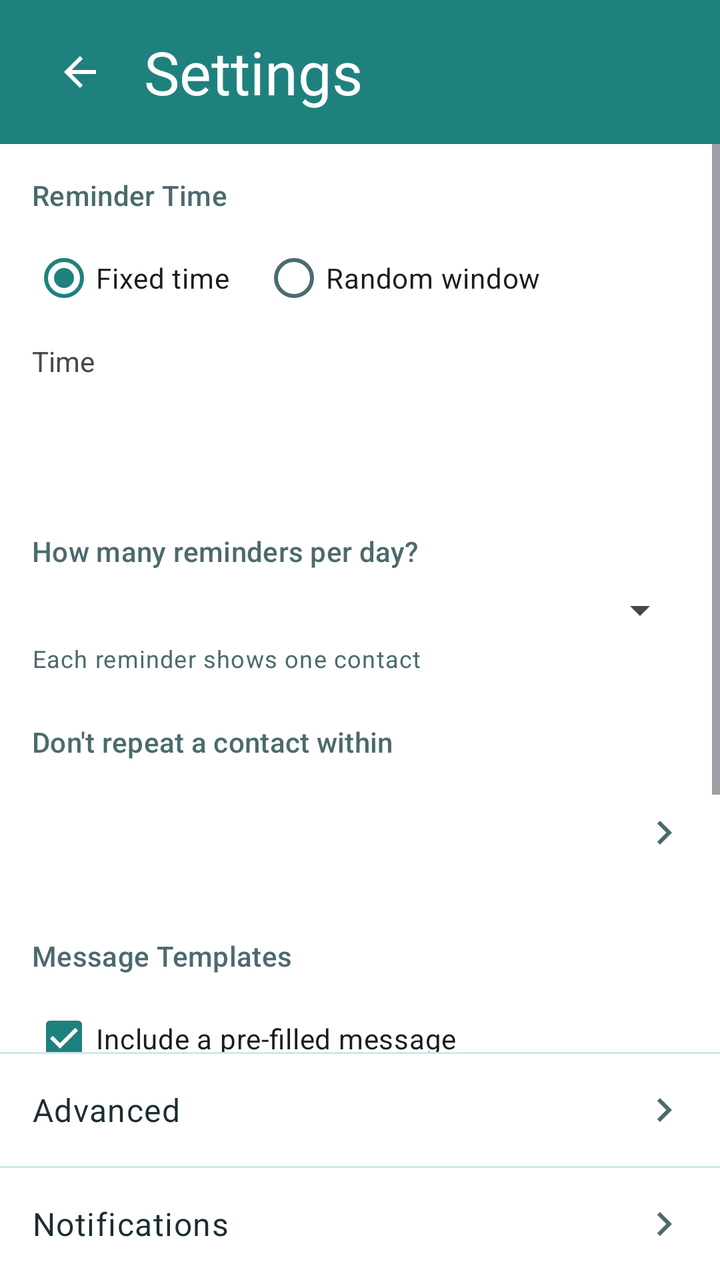
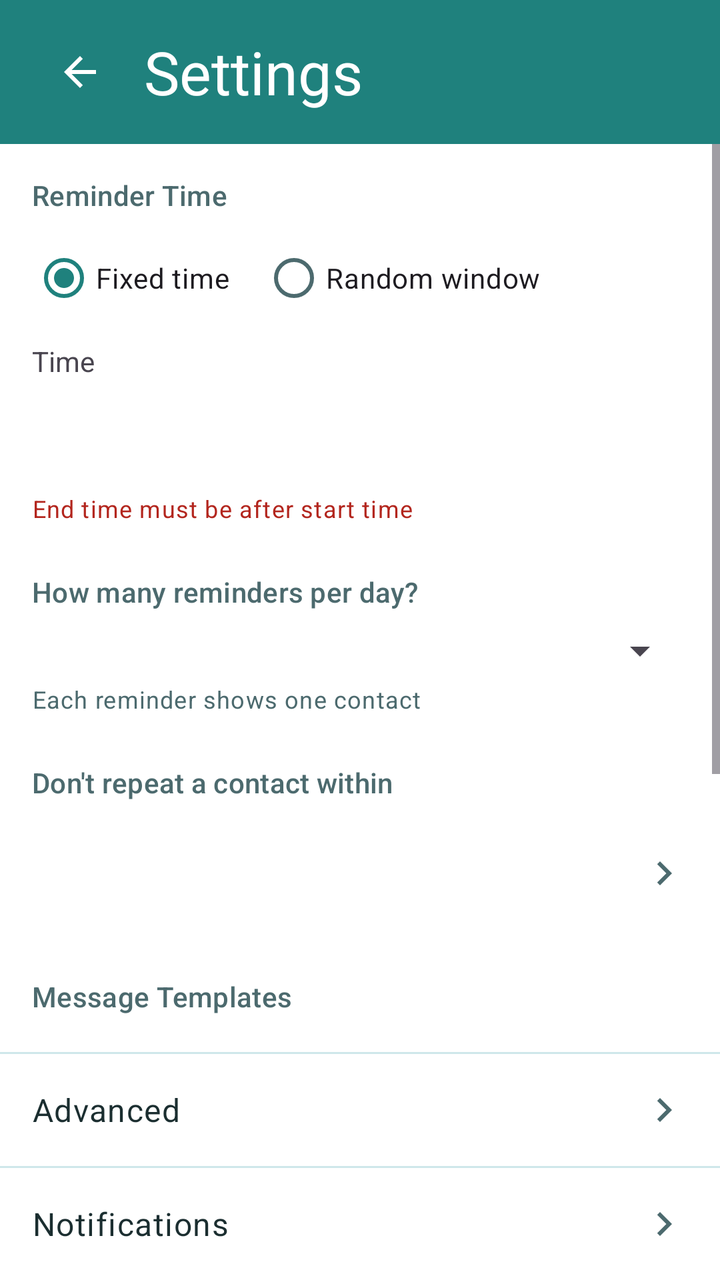

Two renders of the same Android screen: before a commit and after it. Below are the layout's source before the change and the commit's diff.
<!-- AndroidManifest.xml: application theme Theme.FriendMinder -->
<!-- res/layout/fragment_settings.xml -->
<?xml version="1.0" encoding="utf-8"?>
<FrameLayout xmlns:android="http://schemas.android.com/apk/res/android"
    xmlns:app="http://schemas.android.com/apk/res-auto"
    android:layout_width="match_parent"
    android:layout_height="match_parent">

    <LinearLayout
        android:layout_width="match_parent"
        android:layout_height="match_parent"
        android:orientation="vertical">

        
        <LinearLayout
            android:id="@+id/headerContainer"
            android:layout_width="match_parent"
            android:layout_height="wrap_content"
            android:orientation="vertical"
            android:background="@color/fm_header">

            <View
                android:id="@+id/statusBarSpacer"
                android:layout_width="match_parent"
                android:layout_height="0dp" />

            <FrameLayout
                android:layout_width="match_parent"
                android:layout_height="@dimen/fm_home_header_height">

                <ImageButton
                    android:id="@+id/backButton"
                    android:layout_width="48dp"
                    android:layout_height="48dp"
                    android:layout_gravity="start|center_vertical"
                    android:layout_marginStart="16dp"
                    android:padding="12dp"
                    android:background="?attr/selectableItemBackgroundBorderless"
                    android:src="@drawable/ic_arrow_back"
                    app:tint="@color/fm_on_primary"
                    android:contentDescription="@string/content_desc_back" />

                <TextView
                    android:id="@+id/headerTitle"
                    android:layout_width="wrap_content"
                    android:layout_height="wrap_content"
                    android:layout_gravity="start|center_vertical"
                    android:layout_marginStart="72dp"
                    android:layout_marginEnd="@dimen/fm_space_6"
                    android:text="@string/title_settings"
                    android:textColor="@color/fm_on_primary"
                    android:textSize="@dimen/fm_header_title_size"
                    android:maxLines="1"
                    android:ellipsize="end" />
            </FrameLayout>
        </LinearLayout>

        <ScrollView
            android:layout_width="match_parent"
            android:layout_height="0dp"
            android:layout_weight="1">

            <LinearLayout
                android:layout_width="match_parent"
                android:layout_height="wrap_content"
                android:orientation="vertical"
                android:paddingStart="16dp"
                android:paddingEnd="16dp"
                android:paddingTop="16dp"
                android:paddingBottom="16dp">

                
                <TextView
                    style="?attr/textAppearanceTitleSmall"
                    android:layout_width="wrap_content"
                    android:layout_height="wrap_content"
                    android:textColor="?attr/colorOnSurfaceVariant"
                    android:text="@string/label_reminder_time" />

                <RadioGroup
                    android:id="@+id/timeModeGroup"
                    android:layout_width="match_parent"
                    android:layout_height="wrap_content"
                    android:orientation="horizontal"
                    android:layout_marginTop="8dp">

                    <RadioButton
                        android:id="@+id/fixedTimeRadio"
                        android:layout_width="wrap_content"
                        android:layout_height="wrap_content"
                        android:text="@string/option_fixed_time"
                        android:checked="true" />

                    <RadioButton
                        android:id="@+id/randomWindowRadio"
                        android:layout_width="wrap_content"
                        android:layout_height="wrap_content"
                        android:layout_marginStart="16dp"
                        android:text="@string/option_random_window" />
                </RadioGroup>

                <LinearLayout
                    android:id="@+id/fixedTimeGroup"
                    android:layout_width="match_parent"
                    android:layout_height="wrap_content"
                    android:orientation="vertical"
                    android:layout_marginTop="8dp">

                    <TextView
                        android:layout_width="wrap_content"
                        android:layout_height="wrap_content"
                        android:text="@string/label_time" />

                    <Button
                        android:id="@+id/fixedTimeButton"
                        style="@style/Widget.Material3.Button.OutlinedButton"
                        android:layout_width="wrap_content"
                        android:layout_height="wrap_content"
                        android:layout_marginTop="4dp" />
                </LinearLayout>

                <LinearLayout
                    android:id="@+id/randomWindowGroup"
                    android:layout_width="match_parent"
                    android:layout_height="wrap_content"
                    android:orientation="horizontal"
                    android:layout_marginTop="8dp"
                    android:visibility="gone">

                    <LinearLayout
                        android:layout_width="0dp"
                        android:layout_height="wrap_content"
                        android:layout_weight="1"
                        android:orientation="vertical">

                        <TextView
                            android:layout_width="wrap_content"
                            android:layout_height="wrap_content"
                            android:text="@string/label_from" />

                        <Button
                            android:id="@+id/randomFromButton"
                            style="@style/Widget.Material3.Button.OutlinedButton"
                            android:layout_width="wrap_content"
                            android:layout_height="wrap_content"
                            android:layout_marginTop="4dp" />
                    </LinearLayout>

                    <LinearLayout
                        android:layout_width="0dp"
                        android:layout_height="wrap_content"
                        android:layout_weight="1"
                        android:orientation="vertical"
                        android:layout_marginStart="16dp">

                        <TextView
                            android:layout_width="wrap_content"
                            android:layout_height="wrap_content"
                            android:text="@string/label_to" />

                        <Button
                            android:id="@+id/randomToButton"
                            style="@style/Widget.Material3.Button.OutlinedButton"
                            android:layout_width="wrap_content"
                            android:layout_height="wrap_content"
                            android:layout_marginTop="4dp" />
                    </LinearLayout>
                </LinearLayout>

                <TextView
                    android:id="@+id/timeRangeErrorText"
                    android:layout_width="match_parent"
                    android:layout_height="wrap_content"
                    android:layout_marginTop="4dp"
                    android:text="@string/error_end_before_start"
                    android:textColor="?attr/colorError"
                    android:textAppearance="?attr/textAppearanceBodySmall"
                    android:visibility="gone" />

                
                <TextView
                    style="?attr/textAppearanceTitleSmall"
                    android:layout_width="wrap_content"
                    android:layout_height="wrap_content"
                    android:textColor="?attr/colorOnSurfaceVariant"
                    android:layout_marginTop="24dp"
                    android:text="@string/label_contacts_per_day" />

                <Spinner
                    android:id="@+id/contactsPerDaySpinner"
                    android:layout_width="match_parent"
                    android:layout_height="wrap_content"
                    android:layout_marginTop="8dp" />

                <TextView
                    android:layout_width="wrap_content"
                    android:layout_height="wrap_content"
                    android:layout_marginTop="4dp"
                    android:text="@string/helper_contacts_per_day"
                    android:textColor="?attr/colorOnSurfaceVariant"
                    android:textAppearance="?attr/textAppearanceBodySmall" />

                
                <TextView
                    style="?attr/textAppearanceTitleSmall"
                    android:layout_width="wrap_content"
                    android:layout_height="wrap_content"
                    android:textColor="?attr/colorOnSurfaceVariant"
                    android:layout_marginTop="24dp"
                    android:text="@string/label_cooldown" />

                <LinearLayout
                    android:id="@+id/cooldownRow"
                    android:layout_width="match_parent"
                    android:layout_height="56dp"
                    android:layout_marginTop="8dp"
                    android:orientation="horizontal"
                    android:gravity="center_vertical"
                    android:background="@drawable/bg_home_row_ripple"
                    android:clickable="true"
                    android:focusable="true">

                    <TextView
                        android:id="@+id/cooldownValue"
                        android:layout_width="0dp"
                        android:layout_height="wrap_content"
                        android:layout_weight="1"
                        android:textSize="17sp"
                        android:textColor="@color/fm_ink" />

                    <ImageView
                        android:layout_width="24dp"
                        android:layout_height="24dp"
                        android:src="@drawable/ic_chevron_right"
                        android:importantForAccessibility="no" />
                </LinearLayout>

                
                <TextView
                    style="?attr/textAppearanceTitleSmall"
                    android:layout_width="wrap_content"
                    android:layout_height="wrap_content"
                    android:textColor="?attr/colorOnSurfaceVariant"
                    android:layout_marginTop="24dp"
                    android:text="@string/label_message_templates" />

                <CheckBox
                    android:id="@+id/includeMessageCheckbox"
                    android:layout_width="wrap_content"
                    android:layout_height="wrap_content"
                    android:layout_marginTop="8dp"
                    android:checked="true"
                    android:text="@string/checkbox_include_message" />

                <com.google.android.material.textfield.TextInputLayout
                    style="@style/Widget.Material3.TextInputLayout.OutlinedBox"
                    android:layout_width="match_parent"
                    android:layout_height="wrap_content"
                    android:layout_marginTop="8dp"
                    android:hint="@string/hint_message_templates">

                    <com.google.android.material.textfield.TextInputEditText
                        android:id="@+id/messageTemplateInput"
                        android:layout_width="match_parent"
                        android:layout_height="wrap_content"
                        android:inputType="textMultiLine"
                        android:minLines="4"
                        android:maxLines="8" />
                </com.google.android.material.textfield.TextInputLayout>

                <TextView
                    android:id="@+id/charCounterText"
                    android:layout_width="match_parent"
                    android:layout_height="wrap_content"
                    android:layout_marginTop="4dp"
                    android:gravity="end"
                    android:textColor="?attr/colorOnSurfaceVariant"
                    android:textAppearance="?attr/textAppearanceBodySmall" />

            </LinearLayout>
        </ScrollView>

        

        <View
            android:layout_width="match_parent"
            android:layout_height="1dp"
            android:background="@color/fm_divider" />

        
        <LinearLayout
            android:id="@+id/advancedRow"
            android:layout_width="match_parent"
            android:layout_height="56dp"
            android:orientation="horizontal"
            android:gravity="center_vertical"
            android:paddingStart="16dp"
            android:paddingEnd="16dp"
            android:background="?attr/selectableItemBackground"
            android:clickable="true"
            android:focusable="true">

            <TextView
                android:layout_width="0dp"
                android:layout_height="wrap_content"
                android:layout_weight="1"
                android:textColor="?attr/colorOnSurface"
                android:textAppearance="?attr/textAppearanceBodyLarge"
                android:text="@string/title_advanced_settings" />

            <ImageView
                android:layout_width="24dp"
                android:layout_height="24dp"
                android:src="@drawable/ic_chevron_right"
                android:contentDescription="@null" />
        </LinearLayout>

        <View
            android:layout_width="match_parent"
            android:layout_height="1dp"
            android:background="@color/fm_divider" />

        
        <LinearLayout
            android:id="@+id/notificationsDiagnosticsRow"
            android:layout_width="match_parent"
            android:layout_height="56dp"
            android:orientation="horizontal"
            android:gravity="center_vertical"
            android:paddingStart="16dp"
            android:paddingEnd="16dp"
            android:background="?attr/selectableItemBackground"
            android:clickable="true"
            android:focusable="true">

            <TextView
                android:layout_width="0dp"
                android:layout_height="wrap_content"
                android:layout_weight="1"
                android:textColor="?attr/colorOnSurface"
                android:textAppearance="?attr/textAppearanceBodyLarge"
                android:text="@string/title_notifications_diagnostics" />

            <ImageView
                android:layout_width="24dp"
                android:layout_height="24dp"
                android:src="@drawable/ic_chevron_right"
                android:contentDescription="@null" />
        </LinearLayout>

    </LinearLayout>

    
    <LinearLayout
        android:id="@+id/settingsSavedPill"
        android:layout_width="wrap_content"
        android:layout_height="wrap_content"
        android:layout_gravity="top|center_horizontal"
        android:layout_marginTop="?attr/actionBarSize"
        android:orientation="horizontal"
        android:gravity="center_vertical"
        android:paddingStart="16dp"
        android:paddingEnd="16dp"
        android:paddingTop="8dp"
        android:paddingBottom="8dp"
        android:background="@drawable/bg_pill_saved"
        android:elevation="4dp"
        android:visibility="invisible"
        android:focusable="false"
        android:clickable="false"
        android:accessibilityLiveRegion="polite">

        <ImageView
            android:layout_width="16dp"
            android:layout_height="16dp"
            android:src="@drawable/ic_check_small"
            android:contentDescription="@null" />

        <TextView
            android:layout_width="wrap_content"
            android:layout_height="wrap_content"
            android:layout_marginStart="6dp"
            android:textColor="@android:color/white"
            android:textAppearance="?attr/textAppearanceLabelLarge"
            android:text="@string/label_settings_saved_pill" />
    </LinearLayout>

</FrameLayout>
<!-- resources referenced by this layout -->
<resources>
  <color name="fm_divider">#CFE7EA</color>
  <color name="fm_header">#1F817D</color>
  <color name="fm_ink">#1B2E30</color>
  <color name="fm_on_primary">#FFFFFF</color>
  <dimen name="fm_header_title_size">30sp</dimen>
  <dimen name="fm_home_header_height">72dp</dimen>
  <dimen name="fm_space_6">24dp</dimen>
  <!-- drawable bg_home_row_ripple (drawable) -->
  <?xml version="1.0" encoding="utf-8"?>
  <ripple xmlns:android="http://schemas.android.com/apk/res/android"
      android:color="#1F1F817D" />
  <!-- drawable bg_pill_saved (drawable) -->
  <?xml version="1.0" encoding="utf-8"?>
  <shape xmlns:android="http://schemas.android.com/apk/res/android" android:shape="rectangle">
      <solid android:color="@color/fm_accent" />
      <corners android:radius="999dp" />
  </shape>
  <!-- drawable ic_arrow_back (drawable) -->
  <vector xmlns:android="http://schemas.android.com/apk/res/android"
      android:width="24dp"
      android:height="24dp"
      android:viewportWidth="24"
      android:viewportHeight="24"
      android:tint="?attr/colorOnSurface">
      <path
          android:fillColor="@android:color/white"
          android:pathData="M20,11H7.83l5.59,-5.59L12,4l-8,8 8,8 1.41,-1.41L7.83,13H20v-2z" />
  </vector>
  <!-- drawable ic_check_small (drawable) -->
  <?xml version="1.0" encoding="utf-8"?>
  <vector xmlns:android="http://schemas.android.com/apk/res/android"
      android:width="16dp"
      android:height="16dp"
      android:viewportWidth="24"
      android:viewportHeight="24">
      <path
          android:fillColor="@android:color/white"
          android:pathData="M9,16.17L4.83,12l-1.41,1.41L9,19 21,7l-1.41,-1.41z" />
  </vector>
  <!-- drawable ic_chevron_right (drawable) -->
  <vector xmlns:android="http://schemas.android.com/apk/res/android"
      android:width="24dp"
      android:height="24dp"
      android:viewportWidth="24"
      android:viewportHeight="24"
      android:tint="?attr/colorOnSurfaceVariant">
      <path
          android:fillColor="@android:color/white"
          android:pathData="M8.59,16.59L13.17,12 8.59,7.41 10,6l6,6 -6,6z" />
  </vector>
  <string name="checkbox_include_message">Include a pre-filled message</string>
  <string name="content_desc_back">Back</string>
  <string name="error_end_before_start">End time must be after start time</string>
  <string name="helper_contacts_per_day">Each reminder shows one contact</string>
  <string name="hint_message_templates">One message per line — a random one is used each time</string>
  <string name="label_contacts_per_day">How many reminders per day?</string>
  <string name="label_cooldown">Don\'t repeat a contact within</string>
  <string name="label_from">From</string>
  <string name="label_message_templates">Message Templates</string>
  <string name="label_reminder_time">Reminder Time</string>
  <string name="label_settings_saved_pill">Saved</string>
  <string name="label_time">Time</string>
  <string name="label_to">To</string>
  <string name="option_fixed_time">Fixed time</string>
  <string name="option_random_window">Random window</string>
  <string name="title_advanced_settings">Advanced</string>
  <string name="title_notifications_diagnostics">Notifications</string>
  <string name="title_settings">Settings</string>
  <color name="fm_accent">#155D5B</color>
  <color name="fm_primary">#1F817D</color>
  <color name="fm_primary_container">#B0E8E6</color>
  <color name="fm_on_primary_container">#195556</color>
  <color name="fm_secondary">#5ABBEB</color>
  <color name="fm_on_secondary">#0A2E31</color>
  <color name="fm_secondary_container">#D6EBF8</color>
  <color name="fm_on_secondary_container">#0A2E31</color>
  <color name="fm_surface">#FFFFFF</color>
  <color name="fm_surface_variant">#D3E9F4</color>
  <color name="fm_ink_dim">#4C6A6E</color>
  <color name="fm_outline">#5A8A92</color>
  <color name="fm_error">#B3261E</color>
  <color name="fm_error_container">#F9DEDC</color>
  <color name="fm_on_error_container">#410E0B</color>
  <!-- unchanged entries left out for length: 1 -->
</resources>

<!-- the commit's change to res/layout/fragment_settings.xml (unified diff, before → after) -->
@@ -165,15 +165,15 @@
                     </LinearLayout>
                 </LinearLayout>
 
-                <TextView
-                    android:id="@+id/timeRangeErrorText"
+                
+                <TextView
+                    android:id="@+id/timeStatusText"
                     android:layout_width="match_parent"
                     android:layout_height="wrap_content"
                     android:layout_marginTop="4dp"
                     android:text="@string/error_end_before_start"
                     android:textColor="?attr/colorError"
-                    android:textAppearance="?attr/textAppearanceBodySmall"
-                    android:visibility="gone" />
+                    android:textAppearance="?attr/textAppearanceBodySmall" />
 
                 
                 <TextView
